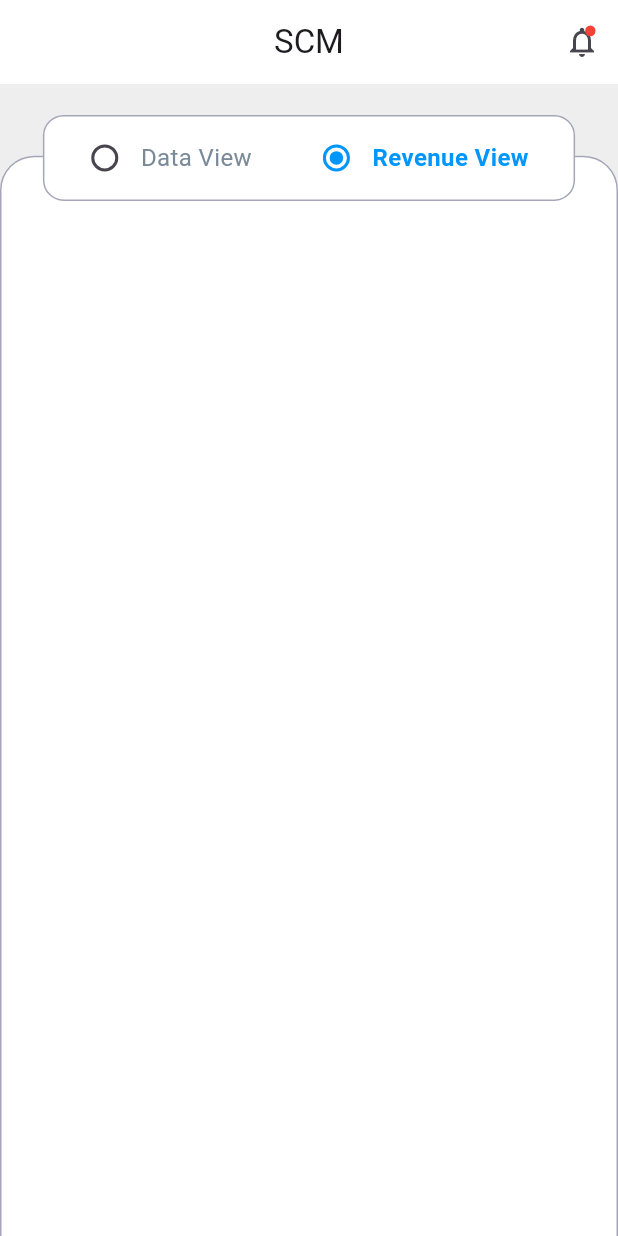
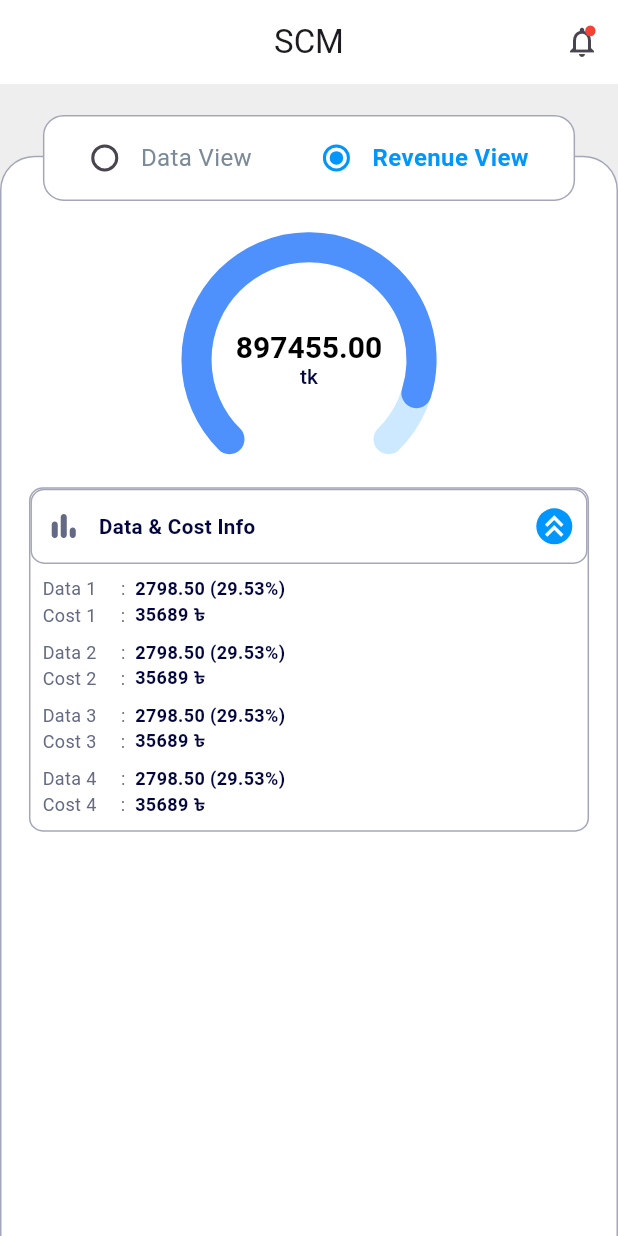
Before and after one commit to Sohag-84/Monitoring-System-App, a Flutter app: the SourceTabDetailsView screen opened by its route, after a tap on "Custom Date Data", after a tap on "Revenue View", on a phone screen of 412 x 824 dp. Run offline on Flutter 3.47's test engine with Material 3 defaults, Android fonts, the phone set to English and light mode, and no system bars; our stand-ins replace equatable, flutter_bloc, flutter_screenutil, go_router.

Commit message:
designed revenue view section

```diff
--- a/lib/features/details/presentation/part/revenue_view_section.dart
+++ b/lib/features/details/presentation/part/revenue_view_section.dart
@@ -1,11 +1,107 @@
 import 'package:flutter/material.dart';
+import 'package:flutter_screenutil/flutter_screenutil.dart';
+import 'package:monitoring_system/core/theme/app_colors.dart';
+import 'package:monitoring_system/features/details/presentation/widgets/circular_chart_widget.dart';
+import 'package:monitoring_system/features/details/presentation/widgets/custom_data_cost_row.dart';
 
 class RevenueViewSection extends StatelessWidget {
   const RevenueViewSection({super.key});
 
   @override
   Widget build(BuildContext context) {
-    return Column(children: [
+    return Column(
+      children: [
+        SizedBox(height: 50),
+        CircularChartWidget(value: 897455, unit: "tk", maxValue: 1000000),
+        Padding(
+          padding: EdgeInsets.symmetric(horizontal: 16.w),
+          child: Container(
+            decoration: BoxDecoration(
+              border: Border.all(color: AppColors.borderColor),
+              borderRadius: BorderRadius.circular(8.r),
+            ),
+            child: Column(
+              children: [
+                //header section
+                Container(
+                  height: 42.h,
+                  padding: EdgeInsets.symmetric(horizontal: 8.w),
+                  decoration: BoxDecoration(
+                    border: Border.all(color: AppColors.borderColor),
+                    borderRadius: BorderRadius.circular(8.r),
+                  ),
+                  child: Row(
+                    children: [
+                      Icon(
+                        Icons.bar_chart_rounded,
+                        color: AppColors.navyGreyColor,
+                      ),
+                      SizedBox(width: 10.w),
+                      Text(
+                        "Data & Cost Info",
+                        style: TextStyle(
+                          fontSize: 12.sp,
+                          fontWeight: FontWeight.w600,
+                          color: AppColors.navyBlueColor,
+                        ),
+                      ),
+                      Spacer(),
+                      Container(
+                        decoration: BoxDecoration(
+                          color: AppColors.primaryColor,
+                          shape: BoxShape.circle,
+                        ),
+                        child: Icon(
+                          Icons.keyboard_double_arrow_up_outlined,
+                          color: AppColors.whiteColor,
+                        ),
+                      ),
+                    ],
+                  ),
+                ),
+
+                //cost info data
+                Padding(
+                  padding: const EdgeInsets.all(8.0),
+                  child: Column(
+                    children: [
+                      customDataCostRow(
+                        dataLabel: 'Data 1',
+                        dataValue: '2798.50 (29.53%)',
+                        costLabel: 'Cost 1',
+                        costValue: '35689 ৳',
+                      ),
+
+                      SizedBox(height: 6.h),
+
+                      customDataCostRow(
+                        dataLabel: 'Data 2',
+                        dataValue: '2798.50 (29.53%)',
+                        costLabel: 'Cost 2',
+                        costValue: '35689 ৳',
+                      ),
+                      SizedBox(height: 6.h),
+                      customDataCostRow(
+                        dataLabel: 'Data 3',
+                        dataValue: '2798.50 (29.53%)',
+                        costLabel: 'Cost 3',
+                        costValue: '35689 ৳',
+                      ),
+                      SizedBox(height: 6.h),
+
+                      customDataCostRow(
+                        dataLabel: 'Data 4',
+                        dataValue: '2798.50 (29.53%)',
+                        costLabel: 'Cost 4',
+                        costValue: '35689 ৳',
+                      ),
+                    ],
+                  ),
+                ),
+              ],
+            ),
+          ),
+        ),
       ],
     );
   }
--- a/lib/features/details/presentation/widgets/custom_data_cost_row.dart
+++ b/lib/features/details/presentation/widgets/custom_data_cost_row.dart
@@ -0,0 +1,17 @@
+import 'package:flutter/material.dart';
+import 'package:monitoring_system/features/details/presentation/widgets/custom_energy_data_row.dart';
+
+Widget customDataCostRow({
+  required String dataLabel,
+  required String dataValue,
+  required String costLabel,
+  required String costValue,
+}) {
+  return Column(
+    crossAxisAlignment: CrossAxisAlignment.start,
+    children: [
+      customEngeryDataRow(title: dataLabel, value: dataValue),
+      customEngeryDataRow(title: costLabel, value: costValue),
+    ],
+  );
+}
```
